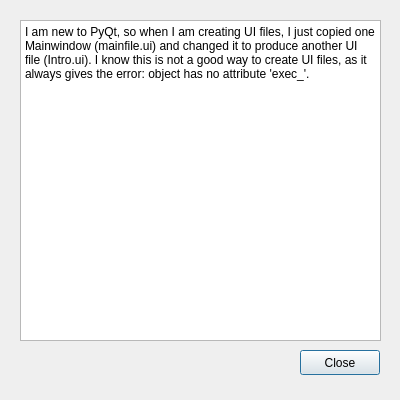
This is src/informations.ui in obook/I-like-Chopin as Qt 5 draws it before an edit. The edited form follows.
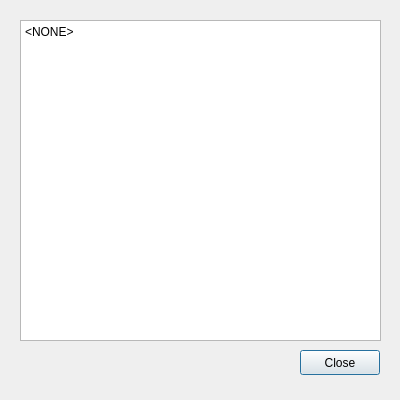
This is the edited form.

Patch:
```diff
--- a/src/informations.ui
+++ b/src/informations.ui
@@ -33,7 +33,7 @@
 li.unchecked::marker { content: &quot;\2610&quot;; }
 li.checked::marker { content: &quot;\2612&quot;; }
 &lt;/style&gt;&lt;/head&gt;&lt;body style=&quot; font-family:'Sans Serif'; font-size:9pt; font-weight:400; font-style:normal;&quot;&gt;
-&lt;p style=&quot; margin-top:12px; margin-bottom:12px; margin-left:0px; margin-right:0px; -qt-block-indent:0; text-indent:0px;&quot;&gt;I am new to PyQt, so when I am creating UI files, I just copied one Mainwindow (mainfile.ui) and changed it to produce another UI file (Intro.ui). I know this is not a good way to create UI files, as it always gives the error: &lt;span style=&quot; font-family:'monospace';&quot;&gt;object has no attribute 'exec_'&lt;/span&gt;.&lt;/p&gt;&lt;/body&gt;&lt;/html&gt;</string>
+&lt;p style=&quot; margin-top:12px; margin-bottom:12px; margin-left:0px; margin-right:0px; -qt-block-indent:0; text-indent:0px;&quot;&gt;&amp;lt;NONE&amp;gt;&lt;/p&gt;&lt;/body&gt;&lt;/html&gt;</string>
    </property>
   </widget>
   <widget class="QPushButton" name="pushButton_Close">
```
